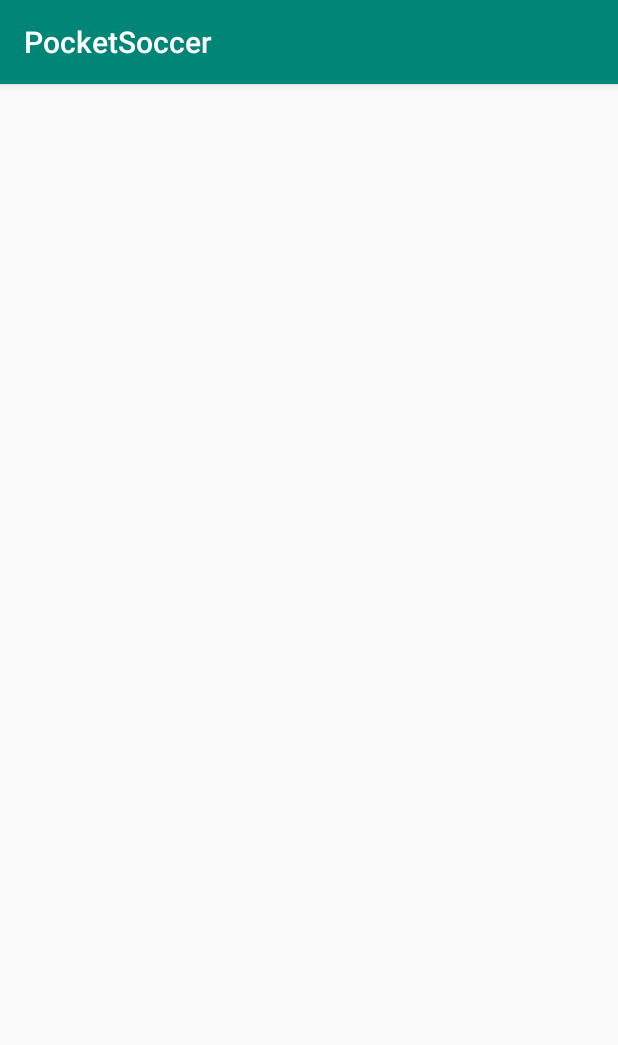
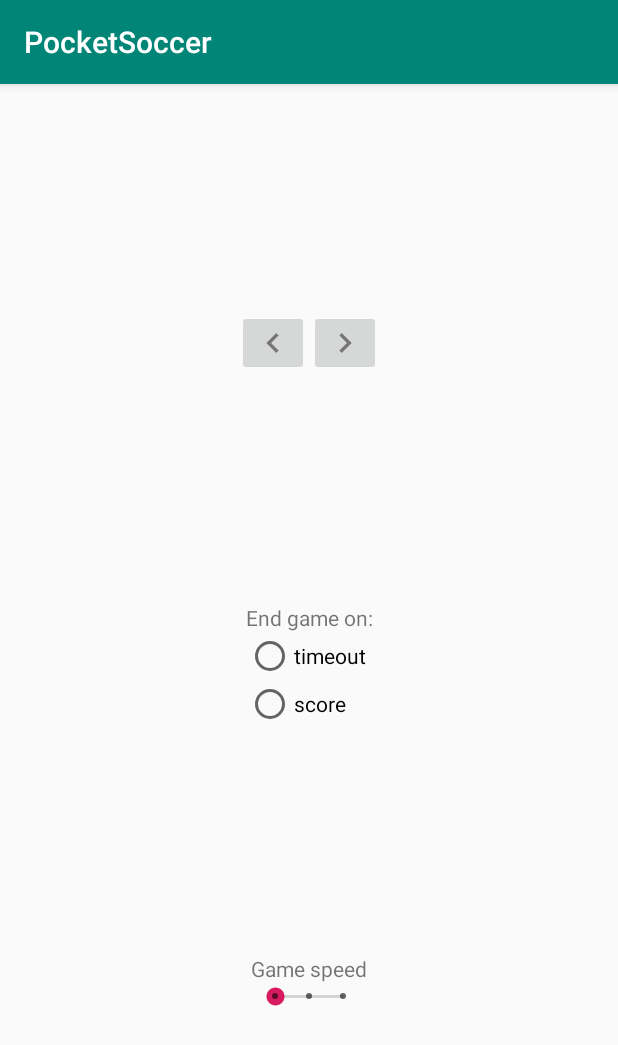
Before and after one commit to NikolaJov96/PocketSoccer, an Android app: the SettingsActivity screen opened directly, with no data from a screen before it, on a phone screen of 412 x 824 dp. Shown: the top 1045 px of the screen. Run offline under Robolectric (Android 15) with nearby library versions, the light colour scheme and no system bars.

Commit message:
SImple settings activity

```diff
--- a/app/src/main/java/colm/example/pocketsoccer/MainActivity.java
+++ b/app/src/main/java/colm/example/pocketsoccer/MainActivity.java
@@ -25,7 +25,7 @@ class AssetLoader extends AsyncTask<MainActivity, Integer, Boolean> {
             percentage += 10;
             publishProgress(percentage);
             try {
-                Thread.sleep(300);
+                Thread.sleep(150);
             } catch (InterruptedException e) {
                 e.printStackTrace();
             }
--- a/app/src/main/java/colm/example/pocketsoccer/MainMenuActivity.java
+++ b/app/src/main/java/colm/example/pocketsoccer/MainMenuActivity.java
@@ -45,6 +45,13 @@ public class MainMenuActivity extends AppCompatActivity {
         });
 
         settingsButton = findViewById(R.id.settings_button);
+        settingsButton.setOnClickListener(new View.OnClickListener() {
+            @Override
+            public void onClick(View v) {
+                Intent intent = new Intent(v.getContext(), SettingsActivity.class);
+                startActivity(intent);
+            }
+        });
 
     }
 
--- a/app/src/main/java/colm/example/pocketsoccer/SettingsActivity.java
+++ b/app/src/main/java/colm/example/pocketsoccer/SettingsActivity.java
@@ -2,12 +2,20 @@ package colm.example.pocketsoccer;
 
 import android.support.v7.app.AppCompatActivity;
 import android.os.Bundle;
+import android.widget.SeekBar;
 
 public class SettingsActivity extends AppCompatActivity {
+
+    private SeekBar seekBar;
 
     @Override
     protected void onCreate(Bundle savedInstanceState) {
         super.onCreate(savedInstanceState);
         setContentView(R.layout.activity_settings);
+
+        seekBar = findViewById(R.id.game_speed_seek_bar);
+        seekBar.setMin(0);
+        seekBar.setMax(2);
+
     }
 }
--- a/app/src/main/res/layout/activity_settings.xml
+++ b/app/src/main/res/layout/activity_settings.xml
@@ -6,4 +6,93 @@
     android:layout_height="match_parent"
     tools:context=".SettingsActivity">
 
+    <LinearLayout
+        android:id="@+id/settings_1"
+        android:layout_width="wrap_content"
+        android:layout_height="wrap_content"
+        app:layout_constraintTop_toTopOf="parent"
+        app:layout_constraintLeft_toLeftOf="parent"
+        app:layout_constraintRight_toRightOf="parent"
+        app:layout_constraintBottom_toTopOf="@id/settings_2">
+
+        <ImageButton
+            android:id="@+id/left_field_button"
+            android:layout_width="wrap_content"
+            android:layout_height="wrap_content"
+            android:src="@drawable/ic_left_button"
+            android:contentDescription="@string/left_field_option"/>
+
+        <ImageView
+            android:id="@+id/field_view"
+            android:layout_width="wrap_content"
+            android:layout_height="wrap_content"
+            android:contentDescription="@string/selected_field_option"/>
+
+        <ImageButton
+            android:id="@+id/right_field_button"
+            android:layout_width="wrap_content"
+            android:layout_height="wrap_content"
+            android:src="@drawable/ic_right_button"
+            android:contentDescription="@string/right_field_option"/>
+
+    </LinearLayout>
+
+    <LinearLayout
+        android:id="@+id/settings_2"
+        android:layout_width="wrap_content"
+        android:layout_height="wrap_content"
+        android:orientation="vertical"
+        app:layout_constraintTop_toBottomOf="@id/settings_1"
+        app:layout_constraintLeft_toLeftOf="parent"
+        app:layout_constraintRight_toRightOf="parent"
+        app:layout_constraintBottom_toTopOf="@id/settings_3">
+
+        <TextView
+            android:layout_width="wrap_content"
+            android:layout_height="wrap_content"
+            android:text="@string/end_game_radio_group"/>
+
+        <RadioGroup
+            android:layout_width="wrap_content"
+            android:layout_height="wrap_content">
+
+            <RadioButton
+                android:id="@+id/time_radio"
+                android:layout_width="wrap_content"
+                android:layout_height="wrap_content"
+                android:text="@string/timeout_radio"/>
+
+            <RadioButton
+                android:id="@+id/score_radio"
+                android:layout_width="wrap_content"
+                android:layout_height="wrap_content"
+                android:text="@string/score_radio"/>
+
+        </RadioGroup>
+
+    </LinearLayout>
+
+    <LinearLayout
+        android:id="@+id/settings_3"
+        android:layout_width="wrap_content"
+        android:layout_height="wrap_content"
+        android:orientation="vertical"
+        app:layout_constraintTop_toBottomOf="@id/settings_2"
+        app:layout_constraintLeft_toLeftOf="parent"
+        app:layout_constraintRight_toRightOf="parent"
+        app:layout_constraintBottom_toBottomOf="parent">
+
+        <TextView
+            android:layout_width="wrap_content"
+            android:layout_height="wrap_content"
+            android:text="@string/game_speed_seek_bar"/>
+
+        <SeekBar
+            android:id="@+id/game_speed_seek_bar"
+            style="@style/Widget.AppCompat.SeekBar.Discrete"
+            android:layout_width="match_parent"
+            android:layout_height="wrap_content" />
+
+    </LinearLayout>
+
 </android.support.constraint.ConstraintLayout>
--- a/app/src/main/res/values/strings.xml
+++ b/app/src/main/res/values/strings.xml
@@ -7,4 +7,11 @@
     <string name="settings_button">settings</string>
     <string name="reset_all_stats_button">reset all stats</string>
     <string name="back_button">back</string>
+    <string name="timeout_radio">timeout</string>
+    <string name="score_radio">score</string>
+    <string name="end_game_radio_group">End game on:</string>
+    <string name="game_speed_seek_bar">Game speed</string>
+    <string name="left_field_option">Left field option</string>
+    <string name="right_field_option">Right field option</string>
+    <string name="selected_field_option">Selected field option</string>
 </resources>
```
Also changed, not shown: app/src/main/res/drawable-hdpi/ic_left_button.png (added), app/src/main/res/drawable-hdpi/ic_right_button.png (added), app/src/main/res/drawable-mdpi/ic_left_button.png (added), app/src/main/res/drawable-mdpi/ic_right_button.png (added), app/src/main/res/drawable-xhdpi/ic_left_button.png (added), app/src/main/res/drawable-xhdpi/ic_right_button.png (added), app/src/main/res/drawable-xxhdpi/ic_left_button.png (added), app/src/main/res/drawable-xxhdpi/ic_right_button.png (added), app/src/main/res/drawable-xxxhdpi/ic_left_button.png (added), app/src/main/res/drawable-xxxhdpi/ic_right_button.png (added).
